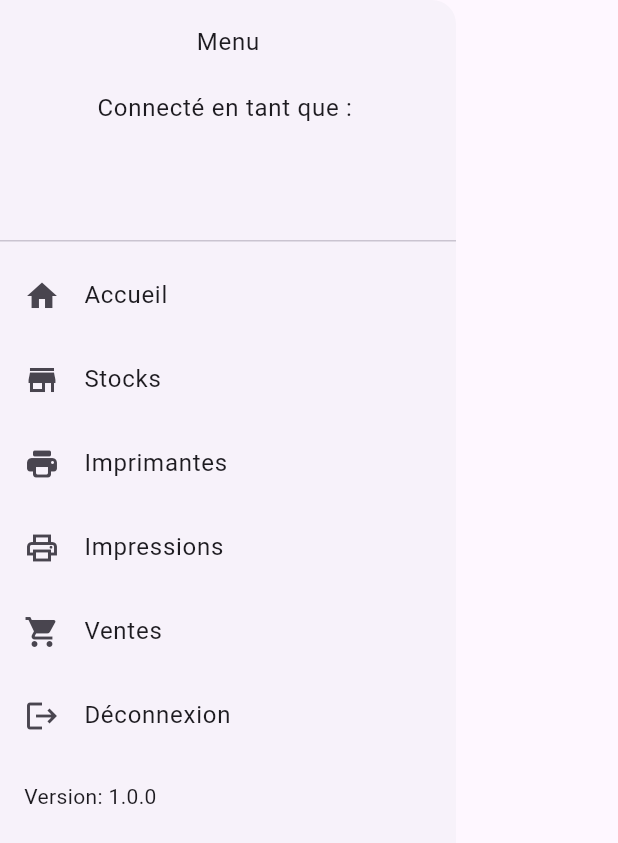
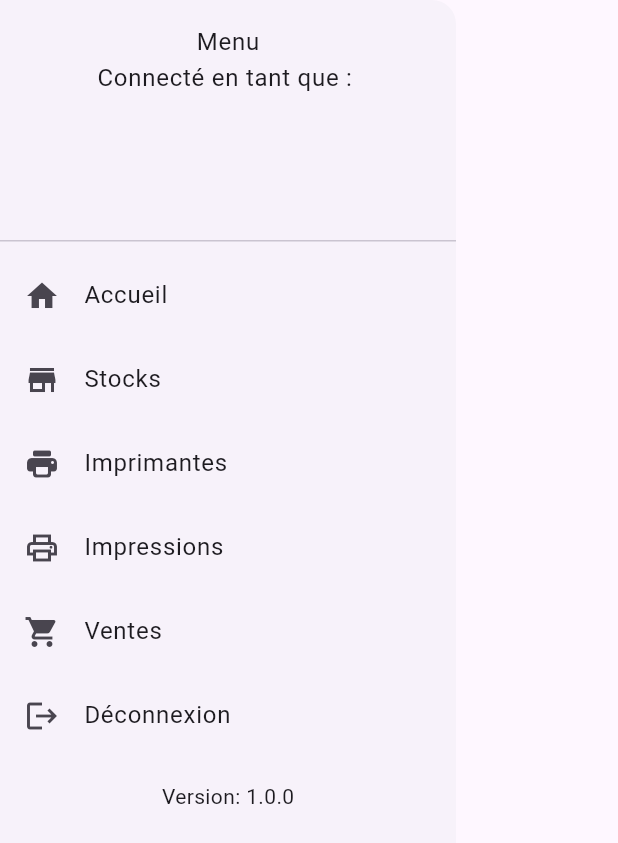
Before and after one commit to Mathbech/filamentgestion, a Flutter app: the CustomDrawer widget shown alone on an empty page, opened directly, on a phone screen of 412 x 824 dp. Shown: the top 843 px of the screen. Run offline on Flutter 3.47's test engine with Material 3 defaults, Android fonts, the phone set to English and light mode, and no system bars; our stand-ins replace package_info, shared_preferences; accounts and stored records are empty; network calls fail.

Commit message:
FIX: Modification du menu de navigation afin de corriger un beug d'affichage empéchant le clique

```diff
--- a/lib/template/imprimantes/imprimantes.dart
+++ b/lib/template/imprimantes/imprimantes.dart
@@ -29,9 +29,7 @@ class ImprimantePageState extends State<ImprimantePage> {
     Api apiInstance = Api();
     List<dynamic>? tempImprimantes = await apiInstance.imprimante(context);
     if (tempImprimantes != null) {
-      imprimante = tempImprimantes
-          .map((imprimante) => Imprimante.fromMap(jsonDecode(imprimante)))
-          .toList();
+      imprimante = tempImprimantes.map((imprimante) => Imprimante.fromMap(jsonDecode(imprimante))).toList();
       return imprimante;
     } else {
       if (kDebugMode) {
--- a/lib/template/widget/appbar.dart
+++ b/lib/template/widget/appbar.dart
@@ -57,10 +57,7 @@ class CustomDrawer extends StatelessWidget {
                         child: Column(
                           children: [
                             Text('Menu'),
-                            Padding(
-                              padding: EdgeInsets.only(top: 20.0),
-                              child: Text('Connecté en tant que : $username'),
-                            )
+                            Text('Connecté en tant que : $username'),
                           ],
                         ),
                       ),
@@ -105,13 +102,19 @@ class CustomDrawer extends StatelessWidget {
                             Api apiInstance = Api();
                             apiInstance.logout(context);
                           }),
-                      Positioned(
-                        bottom: 0,
-                        child: Padding(
-                          padding: const EdgeInsets.all(16.0),
-                          child: Text('Version: $version'),
-                        ),
-                      ),
+                      Column(
+                        mainAxisSize: MainAxisSize.min,
+                        children: <Widget>[
+                          Flexible(
+                            fit: FlexFit.loose,
+                            child: Padding(
+                              padding: const EdgeInsets.all(16.0),
+                              child: Text('Version: $version'),
+                            ),
+                          ),
+                          // Vos autres widgets ici...
+                        ],
+                      )
                     ],
                   ),
                 ],
```
